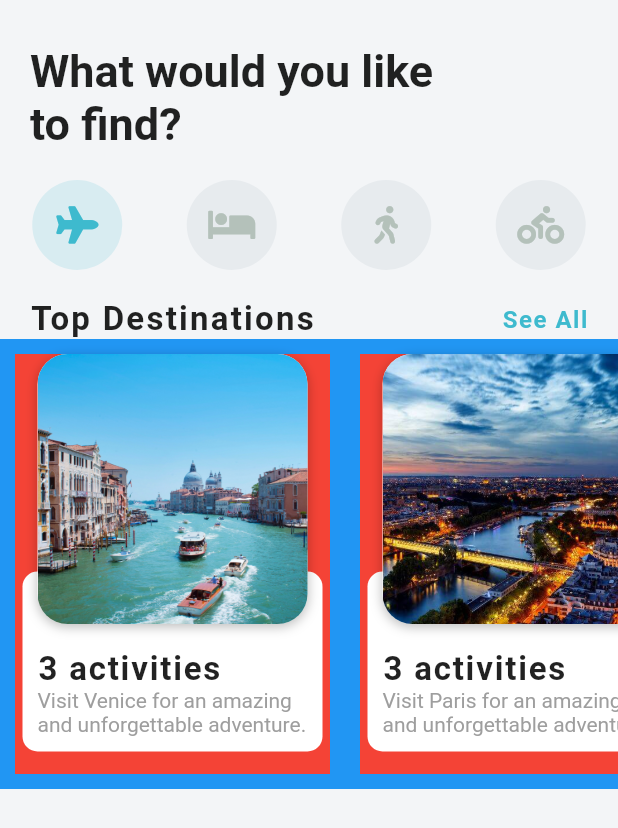
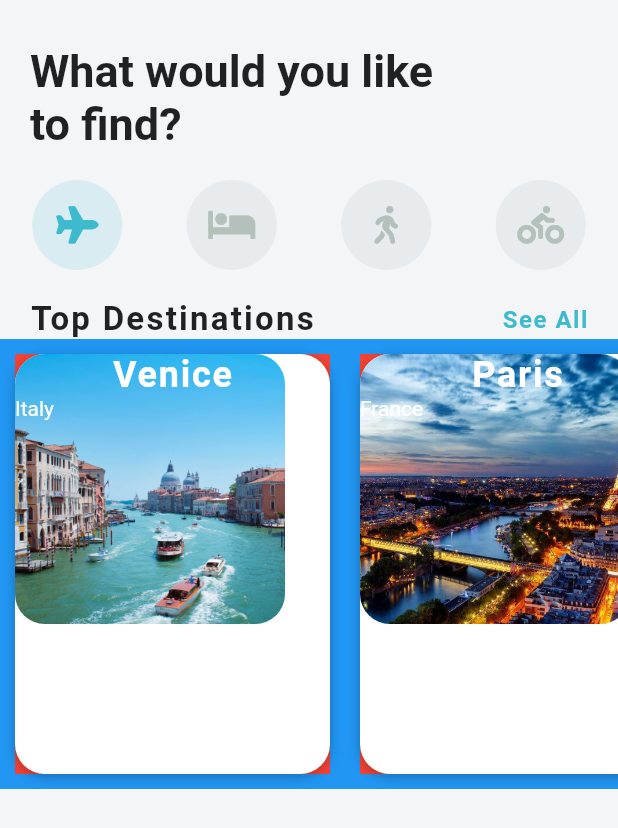
Before and after one commit to lejaaprianza/Flutter-Travel-UI-Clone-Project, a Flutter app: the screen it shows after launch, on a phone screen of 412 x 824 dp. Shown: the top 828 px of the screen. Run offline on Flutter 3.47's test engine with Material 2 defaults, Android fonts, the phone set to English and light mode, and no system bars; our stand-ins replace font_awesome_flutter.

Commit message:
adding new code

```diff
--- a/travel_ui_projects/lib/widgets/destination_carousel.dart
+++ b/travel_ui_projects/lib/widgets/destination_carousel.dart
@@ -102,6 +102,30 @@ class DestinationCarousel extends StatelessWidget {
                               width: 180,
                               fit: BoxFit.cover,
                             ),
+                          ),
+                          Column(
+                            children: [
+                              // menit 26.36
+                              Text(
+                                destination.city,
+                                style: TextStyle(
+                                  color: Colors.white,
+                                  fontSize: 24,
+                                  fontWeight: FontWeight.w600,
+                                  letterSpacing: 1.2,
+                                ),
+                              ),
+                              Row(
+                                children: [
+                                  Text(
+                                    destination.country,
+                                    style: TextStyle(
+                                      color: Colors.white,
+                                    ),
+                                  ),
+                                ],
+                              ),
+                            ],
                           )
                         ],
                       ),
```
